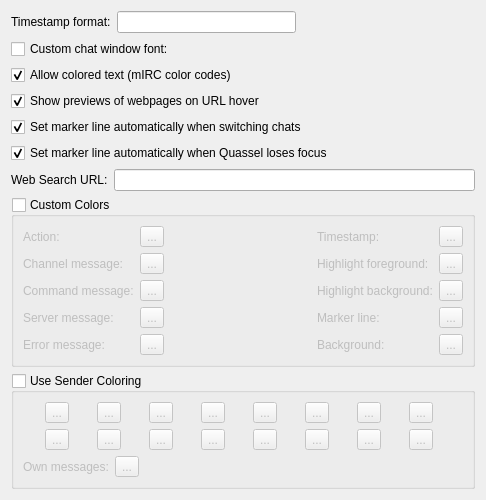
The window that src/qtui/settingspages/chatviewsettingspage.ui (quassel/quassel) describes before a commit, drawn with Qt 5.
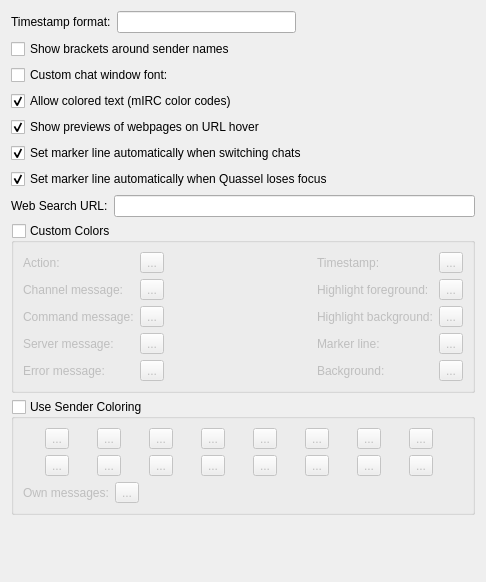
The same window after the commit. Custom widgets are drawn as their Qt base class.

Commit message:
Make sender brackets configurable, on by default
Add a toggle to Settings -> Interface -> Chat View so sender brackets
can be enabled and disabled as desired.  Keeping with the timestamp
change, brackets are disabled by default but can be easily reenabled.

Revert Chat Monitor to include ':' as a separator between the
network:buffer:sender line, for otherwise it can be hard to read.

```diff
--- a/src/qtui/settingspages/chatviewsettingspage.ui
+++ b/src/qtui/settingspages/chatviewsettingspage.ui
@@ -7,7 +7,7 @@
     <x>0</x>
     <y>0</y>
     <width>486</width>
-    <height>492</height>
+    <height>582</height>
    </rect>
   </property>
   <property name="windowTitle">
@@ -61,6 +61,25 @@
      </item>
     </layout>
    </item>
+   <item>
+    <widget class="QCheckBox" name="showSenderBrackets">
+     <property name="toolTip">
+      <string>Shows &lt;brackets&gt; around the names of senders</string>
+     </property>
+     <property name="text">
+      <string>Show brackets around sender names</string>
+     </property>
+     <property name="checked">
+      <bool>false</bool>
+     </property>
+     <property name="defaultValue" stdset="0">
+      <bool>false</bool>
+     </property>
+     <property name="settingsKey" stdset="0">
+      <string notr="true">ShowSenderBrackets</string>
+     </property>
+    </widget>
+   </item>
    <item>
     <layout class="QHBoxLayout" name="horizontalLayout_3">
      <item>
```
Left out of the diff: 3 changed lines with no effect on the pictures. The commit also changes 9 other files.
